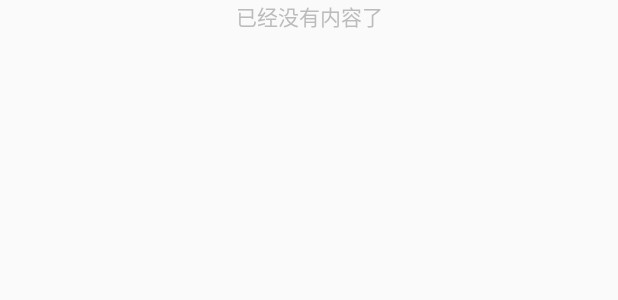
After one commit to EasonHolmes/BasicMDC, an Android app: the layout empty_footer.xml on its own in the app's theme, with its tools: preview values and no code run, on a phone screen of 412 x 824 dp. The commit adds this screen. Shown: the top 300 px of the screen. Run offline under Robolectric (Android 15) with nearby library versions, the phone set to English and light mode, and no system bars.

Commit message:
升级refreshlayout 添加"已经没有内容"footer,默认隐藏

```diff
--- a/app/src/main/res/layout/include_refresh_layout.xml
+++ b/app/src/main/res/layout/include_refresh_layout.xml
@@ -34,6 +34,6 @@
             android:layout_height="45dp"
             android:layout_gravity="center"
             android:visibility="gone"
-           />
+            />
     </FrameLayout>
 </layout>
--- a/app/src/main/res/layout/item_simple.xml
+++ b/app/src/main/res/layout/item_simple.xml
@@ -6,7 +6,6 @@
     <LinearLayout
         android:layout_width="match_parent"
         android:layout_height="wrap_content"
-        android:background="@color/black"
         android:orientation="vertical">
 
         <TextView
--- a/config.gradle
+++ b/config.gradle
@@ -32,8 +32,9 @@ ext {
             libSupportAppcompatDesign: "com.android.support:design:${supportVersion}",
             libCardView              : "com.android.support:cardview-v7:${supportVersion}",
             libKotlin                : "org.jetbrains.kotlin:kotlin-stdlib-jdk7:$kotlin_version",
-            libRefreshLayout         : 'com.scwang.smartrefresh:SmartRefreshLayout:1.0.5.1',
-            libRefreshLyoautHeader   : 'com.scwang.smartrefresh:SmartRefreshHeader:1.0.5.1'
+            libRefreshLayout         : 'com.scwang.smartrefresh:SmartRefreshLayout:1.1.0-alpha-14',
+//            libRefreshLyoautHeader   : 'com.scwang.smartrefresh:SmartRefreshHeader:1.0.5.1'
+            libRefreshLyoautHeader   : 'com.scwang.smartrefresh:SmartRefreshHeader:1.1.0-alpha-14'
     ]
 //    widgetDependenciesKapt = [
 //            libKotlinDatabinding: "com.android.databinding:compiler:3.1.2"
--- a/widgetlibrary/build.gradle
+++ b/widgetlibrary/build.gradle
@@ -156,7 +156,7 @@ uploadArchives{
             repository(url: System.properties['mavenpath'])
             pom.groupId = 'com.widgetlibrary.lib'
             pom.artifactId = 'sdk-widgetlibrary'
-            pom.version = '0.1.1'
+            pom.version = '0.1.6'
         }
     }
 }
--- a/widgetlibrary/src/main/java/com/widget/library/refresh/listener/OnCRefreshListener.kt
+++ b/widgetlibrary/src/main/java/com/widget/library/refresh/listener/OnCRefreshListener.kt
@@ -8,7 +8,10 @@ import com.scwang.smartrefresh.layout.api.RefreshLayout
  */
 
 interface OnCRefreshListener : com.scwang.smartrefresh.layout.listener.OnRefreshListener {
-    override fun onRefresh(refreshlayout: RefreshLayout?) {
+//    override fun onRefresh(refreshlayout: RefreshLayout?) {
+//        onRefresh()
+//    }
+    override fun onRefresh(refreshLayout: RefreshLayout) {
         onRefresh()
     }
 
--- a/widgetlibrary/src/main/java/com/widget/library/refresh/listener/onCLoadMoreListener.kt
+++ b/widgetlibrary/src/main/java/com/widget/library/refresh/listener/onCLoadMoreListener.kt
@@ -8,7 +8,10 @@ import com.scwang.smartrefresh.layout.listener.OnLoadMoreListener
  */
 
 interface onCLoadMoreListener : OnLoadMoreListener {
-    override fun onLoadMore(refreshLayout: RefreshLayout?) {
+    //    override fun onLoadMore(refreshLayout: RefreshLayout?) {
+//        onLoadMore()
+//    }
+    override fun onLoadMore(refreshLayout: RefreshLayout) {
         onLoadMore()
     }
 
--- /dev/null
+++ b/widgetlibrary/src/main/res/layout/empty_footer.xml
@@ -0,0 +1,15 @@
+<?xml version="1.0" encoding="utf-8"?>
+<FrameLayout
+    xmlns:android="http://schemas.android.com/apk/res/android"
+    android:layout_width="match_parent"
+    android:layout_height="wrap_content">
+
+    <TextView
+        android:layout_width="match_parent"
+        android:layout_height="wrap_content"
+        android:gravity="center"
+        android:text="已经没有内容了"
+        android:textColor="@color/textGray"
+        android:textSize="14sp"/>
+
+</FrameLayout>
```
Also changed, not shown: app/src/main/java/com/cui/mdc/uiExample/MainExampleActivity.kt (+6 -2 lines), widgetlibrary/src/main/java/com/widget/library/refresh/recyclerview/DDRecyclerViewLayout.kt (+45 -28 lines).
